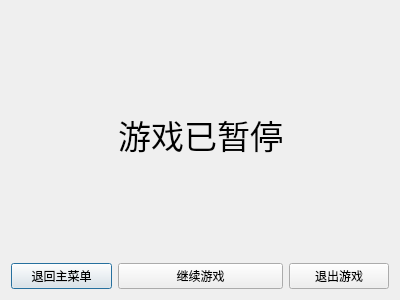
First picture: the form in src/pausedialog.ui, repository Kakusi-IO/WarChess, before the edit.
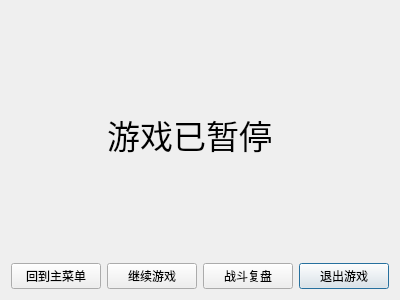
Second picture: the form after the edit.

Commit message: 添加战斗复盘功能

```diff
--- a/src/pausedialog.ui
+++ b/src/pausedialog.ui
@@ -14,10 +14,17 @@
    <string>Dialog</string>
   </property>
   <layout class="QGridLayout" name="gridLayout">
+   <item row="1" column="3">
+    <widget class="QPushButton" name="exitBtn">
+     <property name="text">
+      <string>退出游戏</string>
+     </property>
+    </widget>
+   </item>
    <item row="1" column="0">
     <widget class="QPushButton" name="toInitBtn">
      <property name="text">
-      <string>退回主菜单</string>
+      <string>回到主菜单</string>
      </property>
     </widget>
    </item>
@@ -29,13 +36,13 @@
     </widget>
    </item>
    <item row="1" column="2">
-    <widget class="QPushButton" name="exitBtn">
+    <widget class="QPushButton" name="reviewBtn">
      <property name="text">
-      <string>退出游戏</string>
+      <string>战斗复盘</string>
      </property>
     </widget>
    </item>
-   <item row="0" column="1">
+   <item row="0" column="1" colspan="2">
     <widget class="QLabel" name="label">
      <property name="font">
       <font>
```
The commit also changes 14 other files.
